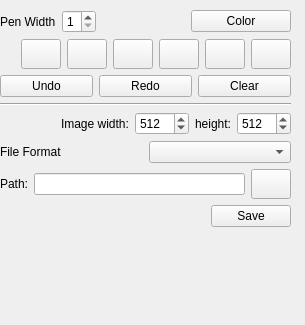
Before: the Qt Designer form extcalc/src/screenshotdialog.ui in johnbeard/extcalc, drawn with Qt 5.
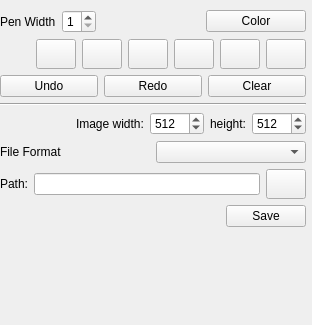
After: the same form once the commit is applied. Icons and pictures are not drawn.

Patch:
```diff
--- a/extcalc/src/screenshotdialog.ui
+++ b/extcalc/src/screenshotdialog.ui
@@ -6,7 +6,7 @@
    <rect>
     <x>0</x>
     <y>0</y>
-    <width>305</width>
+    <width>312</width>
     <height>325</height>
    </rect>
   </property>
@@ -37,7 +37,7 @@
      <rect>
       <x>0</x>
       <y>10</y>
-      <width>291</width>
+      <width>306</width>
       <height>281</height>
      </rect>
     </property>
```
Left out of the diff: 14 changed lines with no effect on the pictures.
